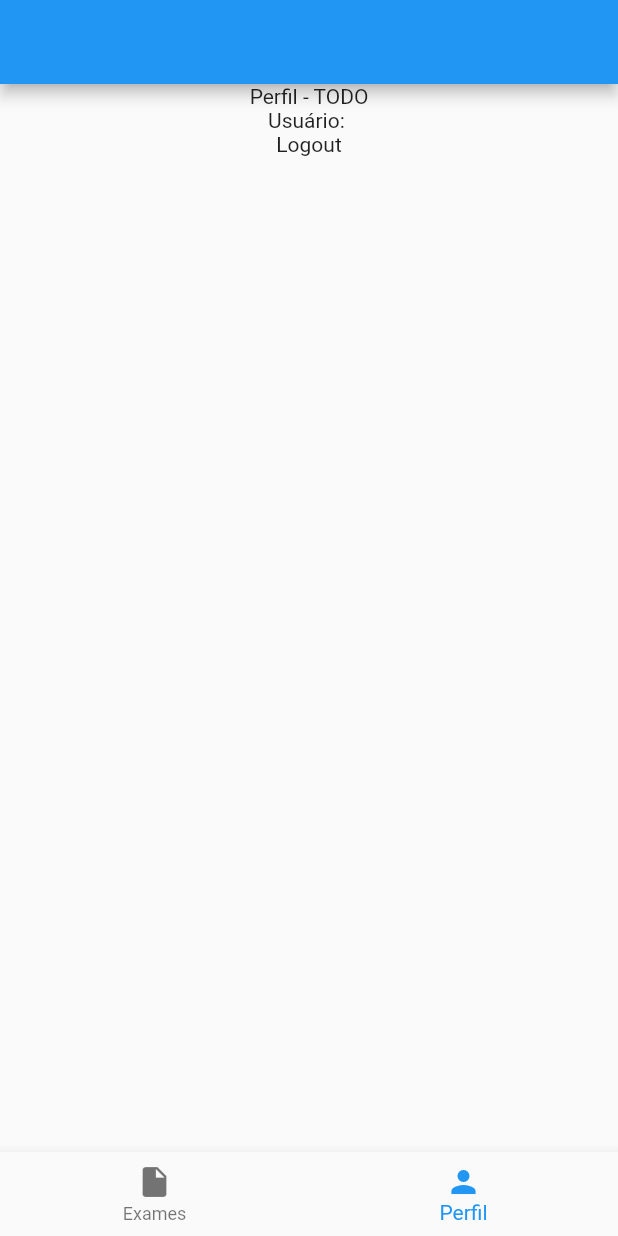
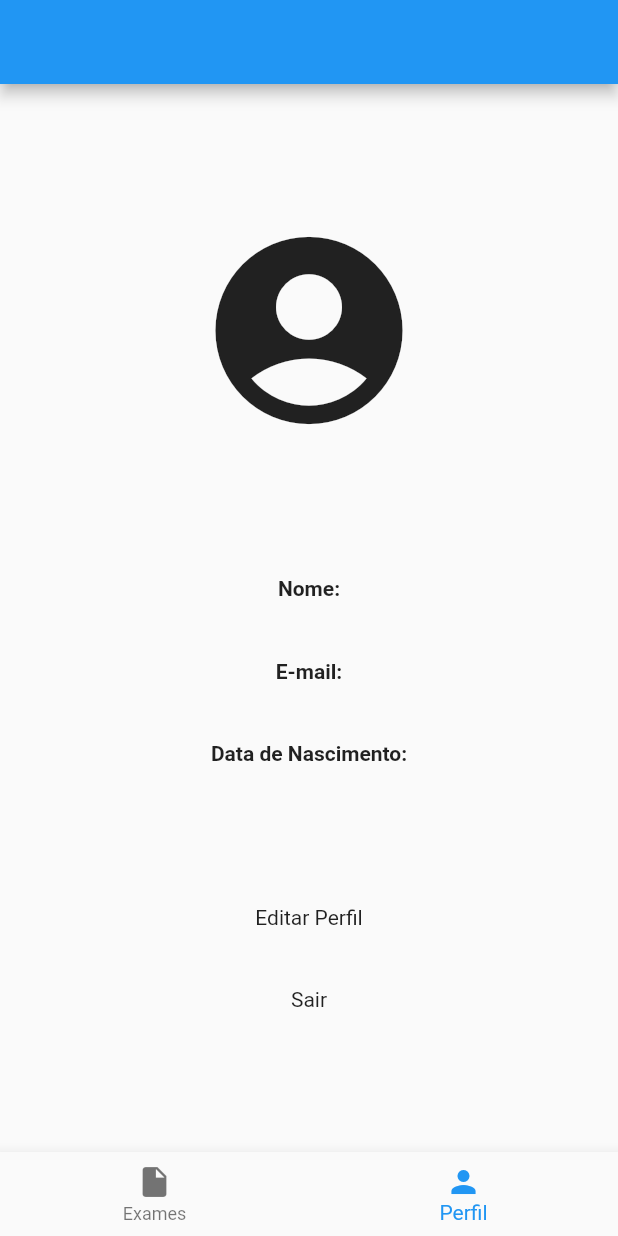
Before and after one commit to leonardowille/SistemasDeInformacao, a Flutter app: the HomePage screen opened directly, item 2 of the bottom bar chosen, on a phone screen of 412 x 824 dp. Run offline on Flutter 3.47's test engine with Material 2 defaults, Android fonts, the phone set to English and light mode, and no system bars; our stand-ins replace dio, shared_preferences; accounts and stored records are empty; network calls fail.

Commit message:
examApp/feat: add edit profile and more features

```diff
--- a/ProjetoIntegrador/exam_app/lib/api/examApi.dart
+++ b/ProjetoIntegrador/exam_app/lib/api/examApi.dart
@@ -25,6 +25,11 @@ class ExamApi {
         onError);
   }
 
+  updateProfile(User user, Function onSuccess, Function onError) async {
+    await _apiService.doPut("/user/current",
+        {"name": user.name, "birthday": user.birthday}, onSuccess, onError);
+  }
+
   getCurrentUser(Function onSuccess, Function onError) async {
     await _apiService.doGet("/user/current", onSuccess, onError);
   }
--- a/ProjetoIntegrador/exam_app/lib/models/User.dart
+++ b/ProjetoIntegrador/exam_app/lib/models/User.dart
@@ -1,6 +1,7 @@
 class User {
   int id;
   String name;
+  String birthday;
   String username;
   String password;
 
@@ -9,6 +10,7 @@ class User {
   User.fromJson(Map jsonMap)
       : id = jsonMap['id'],
         name = jsonMap['name'],
+        birthday = jsonMap['birthday'],
         username = jsonMap['username'],
         password = jsonMap['password'];
 }
--- a/ProjetoIntegrador/exam_app/lib/pages/examPage.dart
+++ b/ProjetoIntegrador/exam_app/lib/pages/examPage.dart
@@ -7,7 +7,6 @@ import 'package:flutter/material.dart';
 class ExamPage extends StatelessWidget {
   @override
   Widget build(BuildContext context) {
-
     ExamService examService = ExamService();
 
     GlobalKey<FormState> _key = GlobalKey();
@@ -20,7 +19,8 @@ class ExamPage extends StatelessWidget {
         exam.date = _inputData.text;
         exam.glucose = _inputGlucose.text;
         print("date: ${_inputData.text} / glucose: ${_inputGlucose.text}");
-        examService.createExam(exam, (response) => print("exame salvo"), () {});
+        examService.createExam(
+            exam, (response) => Navigator.pop(context), () {});
       }
     }
 
--- a/ProjetoIntegrador/exam_app/lib/pages/homePage.dart
+++ b/ProjetoIntegrador/exam_app/lib/pages/homePage.dart
@@ -2,6 +2,7 @@ import 'package:examapp/examHandler.dart';
 import 'package:examapp/pages/loginPage.dart';
 import 'package:examapp/services/accountService.dart';
 import 'package:examapp/uiComponents/examsTab.dart';
+import 'package:examapp/uiComponents/profileTab.dart';
 import 'package:flutter/material.dart';
 
 class HomePage extends StatefulWidget {
@@ -10,7 +11,6 @@ class HomePage extends StatefulWidget {
 }
 
 class _HomePageState extends State<HomePage> {
-
   AccountService accountService = AccountService();
 
   int _currentItemNavigationIndex = 0;
@@ -19,12 +19,6 @@ class _HomePageState extends State<HomePage> {
     setState(() {
       _currentItemNavigationIndex = index;
     });
-  }
-
-  _logout(BuildContext context) {
-    accountService.logout();
-    Navigator.pushAndRemoveUntil(context,
-        MaterialPageRoute(builder: (context) => LoginPage()), (r) => false);
   }
 
   Widget _bottomNavigationBar() {
@@ -49,18 +43,7 @@ class _HomePageState extends State<HomePage> {
       case 0:
         return ExamTab();
       default:
-        return Center(
-          child: Column(
-            children: <Widget>[
-              Text("Perfil - TODO"),
-              Text("Usuário: ${ExamHandler.currentUser.name}"),
-              InkWell(
-                onTap: () => _logout(context),
-                child: Text("Logout"),
-              )
-            ],
-          ),
-        );
+        return ProfileTab();
     }
   }
 
--- /dev/null
+++ b/ProjetoIntegrador/exam_app/lib/uiComponents/profileTab.dart
@@ -0,0 +1,105 @@
+import 'package:examapp/pages/editProfilePage.dart';
+import 'package:examapp/pages/loginPage.dart';
+import 'package:examapp/services/accountService.dart';
+import 'package:flutter/material.dart';
+
+import '../examHandler.dart';
+
+class ProfileTab extends StatefulWidget {
+  @override
+  _ProfileTabState createState() => _ProfileTabState();
+}
+
+class _ProfileTabState extends State<ProfileTab> {
+
+  AccountService accountService = AccountService();
+
+  _logout(BuildContext context) {
+    accountService.logout();
+    Navigator.pushAndRemoveUntil(context,
+        MaterialPageRoute(builder: (context) => LoginPage()), (r) => false);
+  }
+
+  _editProfile(BuildContext context) {
+    Navigator.push(context,
+        MaterialPageRoute(builder: (context) => EditProfilePage()));
+  }
+
+  @override
+  Widget build(BuildContext context) {
+    return Column(
+      children: <Widget>[
+        Expanded(
+          flex: 1,
+          child: Container(),
+        ),
+        Expanded(
+          flex: 4,
+          child: Container(
+            width: double.infinity,
+            height: double.infinity,
+            child: Icon(
+              Icons.account_circle,
+              size: 150,
+            ),
+          ),
+        ),
+        Expanded(
+          flex: 1,
+          child: Container(),
+        ),
+        Expanded(
+          flex: 1,
+          child: Column(
+            children: <Widget>[
+              Text("Nome:", style: TextStyle(fontWeight: FontWeight.bold),),
+              Text("${ExamHandler.currentUser.name}"),
+            ],
+          ),
+        ),
+        Expanded(
+          flex: 1,
+          child: Column(
+            children: <Widget>[
+              Text("E-mail:", style: TextStyle(fontWeight: FontWeight.bold),),
+              Text("${ExamHandler.currentUser.username}"),
+            ],
+          ),
+        ),
+        Expanded(
+          flex: 1,
+          child: Column(
+            children: <Widget>[
+              Text("Data de Nascimento:", style: TextStyle(fontWeight: FontWeight.bold),),
+              Text("${ExamHandler.currentUser.birthday}"),
+            ],
+          ),
+        ),
+        Expanded(
+          flex: 1,
+          child: Container(),
+        ),
+        Expanded(
+          flex: 1,
+          child: InkWell(
+            onTap: () => {
+              _editProfile(context)
+            },
+            child: Text("Editar Perfil"),
+          ),
+        ),
+        Expanded(
+          flex: 1,
+          child: InkWell(
+            onTap: () => _logout(context),
+            child: Text("Sair"),
+          ),
+        ),
+        Expanded(
+          flex: 1,
+          child: Container(),
+        ),
+      ],
+    );
+  }
+}
--- a/ProjetoIntegrador/exam_app/pubspec.yaml
+++ b/ProjetoIntegrador/exam_app/pubspec.yaml
@@ -14,7 +14,7 @@ description: A new Flutter application.
 version: 1.0.0+1
 
 environment:
-  sdk: ">=2.1.0 <3.0.0"
+  sdk: ">=2.2.0 <3.0.0"
 
 dependencies:
   flutter:
```
Also changed, not shown: ProjetoIntegrador/exam_app/lib/api/apiService.dart (+17 -0 lines), ProjetoIntegrador/exam_app/lib/pages/editProfilePage.dart (added, +73 -0 lines), ProjetoIntegrador/exam_app/lib/services/accountService.dart (+13 -2 lines), ProjetoIntegrador/exam_app/lib/uiComponents/examList.dart (+41 -10 lines), ProjetoIntegrador/exam_app/lib/uiComponents/examListItem.dart (+3 -8 lines), ProjetoIntegrador/exam_app/lib/uiComponents/examsTab.dart (+3 -42 lines), 2 other files.
